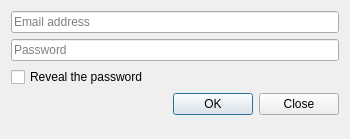
Qt form dialogs/updateaccountdialog.ui (yhuiyang/castleage) before a commit.
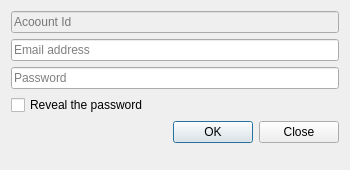
The same form after that commit.

```diff
--- a/dialogs/updateaccountdialog.ui
+++ b/dialogs/updateaccountdialog.ui
@@ -7,7 +7,7 @@
     <x>0</x>
     <y>0</y>
     <width>350</width>
-    <height>139</height>
+    <height>170</height>
    </rect>
   </property>
   <property name="minimumSize">
@@ -20,7 +20,41 @@
    <string>Modify account credentials</string>
   </property>
   <layout class="QFormLayout" name="formLayout">
+   <item row="0" column="0" colspan="2">
+    <widget class="QLineEdit" name="lineEditAccountId">
+     <property name="enabled">
+      <bool>false</bool>
+     </property>
+     <property name="placeholderText">
+      <string>Acoount Id</string>
+     </property>
+    </widget>
+   </item>
+   <item row="1" column="0" colspan="2">
+    <widget class="QLineEdit" name="lineEditEmail">
+     <property name="inputMethodHints">
+      <set>Qt::ImhEmailCharactersOnly</set>
+     </property>
+     <property name="placeholderText">
+      <string>Email address</string>
+     </property>
+    </widget>
+   </item>
+   <item row="2" column="0" colspan="2">
+    <widget class="QLineEdit" name="lineEditPassword">
+     <property name="placeholderText">
+      <string>Password</string>
+     </property>
+    </widget>
+   </item>
    <item row="3" column="0" colspan="2">
+    <widget class="QCheckBox" name="checkBoxRevealPassword">
+     <property name="text">
+      <string>Reveal the password</string>
+     </property>
+    </widget>
+   </item>
+   <item row="4" column="0" colspan="2">
     <widget class="QDialogButtonBox" name="buttonBox">
      <property name="orientation">
       <enum>Qt::Horizontal</enum>
@@ -30,30 +64,6 @@
      </property>
     </widget>
    </item>
-   <item row="2" column="0" colspan="2">
-    <widget class="QCheckBox" name="checkBoxRevealPassword">
-     <property name="text">
-      <string>Reveal the password</string>
-     </property>
-    </widget>
-   </item>
-   <item row="1" column="0" colspan="2">
-    <widget class="QLineEdit" name="lineEditPassword">
-     <property name="placeholderText">
-      <string>Password</string>
-     </property>
-    </widget>
-   </item>
-   <item row="0" column="0" colspan="2">
-    <widget class="QLineEdit" name="lineEditEmail">
-     <property name="inputMethodHints">
-      <set>Qt::ImhEmailCharactersOnly</set>
-     </property>
-     <property name="placeholderText">
-      <string>Email address</string>
-     </property>
-    </widget>
-   </item>
   </layout>
  </widget>
  <resources/>
```
